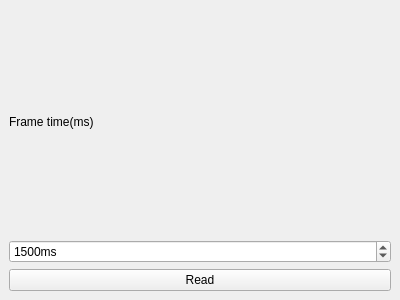
Old version of the form Polyhedron/demo/Polyhedron/Plugins/Operations_on_polyhedra/Animate_widget.ui in the repository CGAL/cgal.
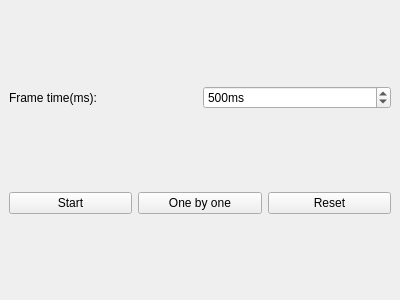
New version of the form.

Commit message: Add 3 buttons and associated functions: start, singlestep and reset.

What changed in the file:
```diff
--- a/Polyhedron/demo/Polyhedron/Plugins/Operations_on_polyhedra/Animate_widget.ui
+++ b/Polyhedron/demo/Polyhedron/Plugins/Operations_on_polyhedra/Animate_widget.ui
@@ -16,9 +16,11 @@
   <widget class="QWidget" name="dockWidgetContents">
    <layout class="QVBoxLayout" name="verticalLayout">
     <item>
+     <layout class="QHBoxLayout" name="horizontalLayout_2">
+      <item>
      <widget class="QLabel" name="label">
       <property name="text">
-       <string>Frame time(ms)</string>
+         <string>Frame time(ms):</string>
       </property>
      </widget>
     </item>
@@ -34,16 +36,36 @@
        <number>9999</number>
       </property>
       <property name="value">
-       <number>1500</number>
+         <number>500</number>
+        </property>
+       </widget>
+      </item>
+     </layout>
+    </item>
+    <item>
+     <layout class="QHBoxLayout" name="horizontalLayout">
+      <item>
+       <widget class="QPushButton" name="startButton">
+        <property name="text">
+         <string>Start</string>
       </property>
      </widget>
     </item>
     <item>
      <widget class="QPushButton" name="readButton">
       <property name="text">
-       <string>Read</string>
-      </property>
-     </widget>
+         <string>One by one</string>
+        </property>
+       </widget>
+      </item>
+      <item>
+       <widget class="QPushButton" name="resetButton">
+        <property name="text">
+         <string>Reset</string>
+        </property>
+       </widget>
+      </item>
+     </layout>
     </item>
    </layout>
   </widget>
```
Lines whose indentation alone changed are shown as unchanged. The commit also changes 1 other file.
